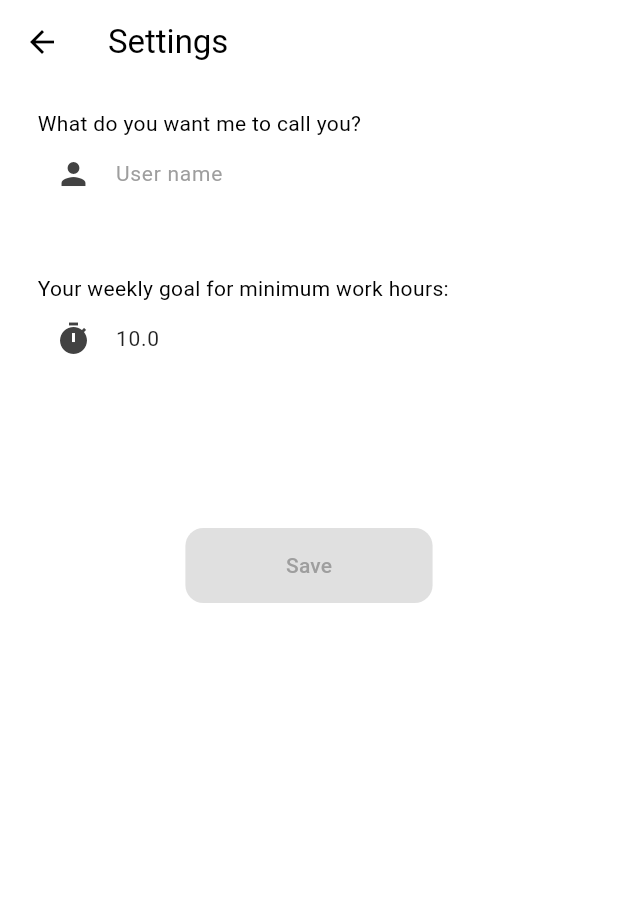
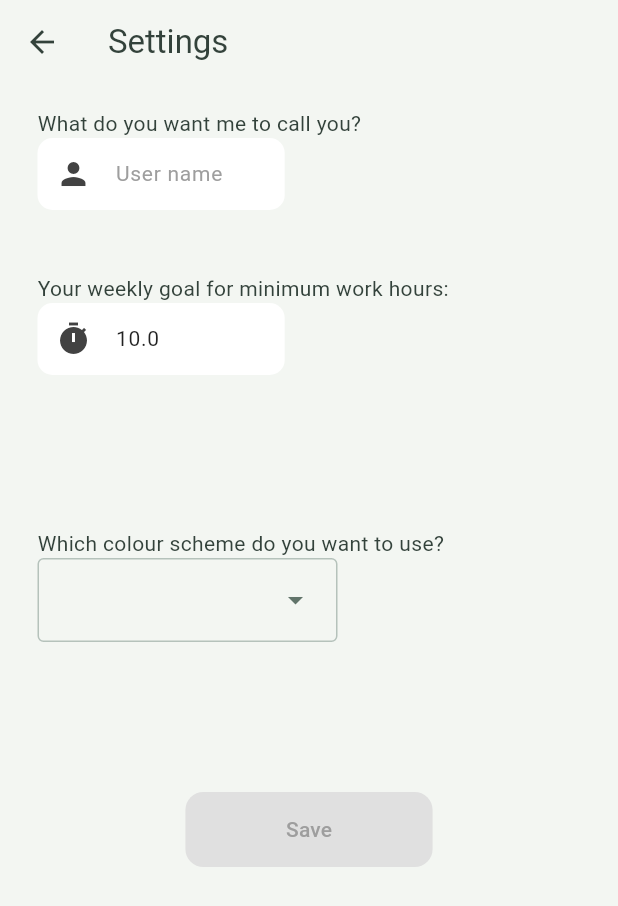
Before and after one commit to Oliphantoken/moody_tasks, a Flutter app: the SettingsScreen screen opened by its route, on a phone screen of 412 x 824 dp. Shown: the top 906 px of the screen. Run offline on Flutter 3.47's test engine with Material 3 defaults, Android fonts, the phone set to English and light mode, and no system bars; our stand-ins replace bloc, equatable, fl_chart, flutter_bloc, font_awesome_flutter, get_it and 2 more; accounts and stored records are empty.

Commit message:
FE: added light/dark themes and settings, imported clock SFX
- Added light and dark sage/mint based themes
- A dropdown menu in the settings screen to select and save theme(mode)
- The AppView class is now listening to the ConfigController to listen to theme updates and rebuild the app
- the theme is saved in the ConfigController local repository as a string

- Added new sound effects for the Pomodoro clock

- Renamed IconCredits to Credits and moved it so it includes all outsourced assets

```diff
--- a/lib/app_view.dart
+++ b/lib/app_view.dart
@@ -5,47 +5,41 @@ import 'package:moody_tasks/config/injection.dart';
 import 'features/tasks/bloc/task_bloc.dart';
 import 'package:moody_tasks/screens/home/views/main_layout.dart';
 import 'package:task_repository/domain/abstract_repos/task_repository_abstract.dart';
+import 'themes/default_theme.dart';
+import 'utils/config_controller.dart';
 
 /// The main view of the application, setting up MaterialApp and providing necessary blocs.
-/// It uses a light color scheme and initializes the TaskBloc with a LocalTaskRepository.
+/// It reads the color scheme from ConfigController, and initializes the TaskBloc with a LocalTaskRepository.
 class MyAppView extends StatelessWidget {
   const MyAppView({super.key});
 
   @override
   Widget build(BuildContext context) {
+    final configController = getIt<ConfigController>();
+
+    return AnimatedBuilder(
+      animation: configController,
+      builder: (context, _) {
 
       return BlocProvider(
           create: (context) => TaskBloc ( repository: getIt<TaskRepository>() )..add(LoadTasks()),
           child: MaterialApp(
             debugShowCheckedModeBanner: false,
             title: 'Moody Tasks',
-          theme: ThemeData(
-            colorScheme: activeScheme()
-          ),
+            theme: ThemeData( colorScheme: lightScheme, useMaterial3: true),
+            darkTheme: ThemeData(colorScheme: darkScheme, useMaterial3: true),
+            themeMode: configController.config.theme == null ||
+                        configController.config.theme!.contains('Light')
+                        ? ThemeMode.light
+                        : ThemeMode.dark,
 
             home: MainLayout(),
             onGenerateRoute: RouteGenerator.generateRoute,
           ),
         );
-
       }
 
-  ColorScheme activeScheme(){
-    var time = TimeOfDay.now();
-    if(time.isAfter(TimeOfDay(hour: 7 , minute: 00))
-    && time.isBefore(TimeOfDay(hour: 18, minute: 00)) ){
-      return ColorScheme.light(
-            //   surface: Colors.grey.shade100,
-            //   onSurface: Colors.black,
-            //   primary: Color.fromARGB(255, 69, 145, 134),
-            //   secondary: Color.fromARGB(255, 233, 208, 187),
-            //   tertiary: Color(0xFFADDBC7),
-            //   shadow:  Colors.grey.shade300,
-            //   outline: Color(0xFFAFA085),//Colors.grey.shade400,
     );
-    }else {
-      return ColorScheme.dark();
-    }
   }
 
 }
--- a/lib/config/injection.dart
+++ b/lib/config/injection.dart
@@ -50,6 +50,4 @@ void setupInjection(REPOS repo) {
     () => ConfigController(getIt<ConfigRepository>())
   );
 
-  // Add more registrations as you build features, e.g. for authentication, you might have:
-  // getIt.registerLazySingleton<AuthRepository>(() => AuthRepositoryImpl());
 }
--- a/lib/screens/home/views/settings_screen.dart
+++ b/lib/screens/home/views/settings_screen.dart
@@ -24,12 +24,14 @@ class _SettingsScreenState extends State<SettingsScreen> {
 
   late final TextEditingController _usernameController;
   late final TextEditingController _weeklyGoalController;
+  late final TextEditingController _themeController;
 
   @override
   void initState() {
     _configController = getIt<ConfigController>();
     _usernameController = TextEditingController(text: _configController.config.userName ?? '');
     _weeklyGoalController = TextEditingController(text:  _configController.config.weeklyHoursGoal?.toString() ?? '10.0');
+    _themeController = TextEditingController(text: _configController.config.theme?.toString() ?? '');
     super.initState();
   }
 
@@ -75,6 +77,19 @@ class _SettingsScreenState extends State<SettingsScreen> {
 
               Text('Your weekly goal for minimum work hours:', style: TextStyle(fontSize: 14)),
               _showTextFormfield(_weeklyGoalController, 0.4, '10', false, 10, Icons.timer, fieldType: VALIDATIONTYPE.number, keyboardType: TextInputType.numberWithOptions(decimal: true)),
+
+              SizedBox(height: 100),
+
+              Text('Which colour scheme do you want to use?', style: TextStyle(fontSize: 14)),
+              DropdownMenuFormField(
+                leadingIcon: Icon(Icons.color_lens),
+                width: 200,
+                controller: _themeController,
+                dropdownMenuEntries: [
+                  DropdownMenuEntry(value: 'Light', label: 'Light theme'),
+                  DropdownMenuEntry(value: 'Dark', label: 'Dark theme'),
+                ]
+              ),
 
               SizedBox(height: 100),
 
@@ -160,8 +175,11 @@ class _SettingsScreenState extends State<SettingsScreen> {
             await _configController.update(
               userName: _usernameController.text.trim(),
               weeklyHoursGoal: goal,
+              theme: _themeController.text.trim(),
             );
-            setState(() { saveLabel = "Saved!"; });
+            setState(() {
+              saveLabel = "Saved!";
+            });
           } catch(e) {
             print('SettingsScreen: error saving settings: $e');
           }
--- a/lib/themes/default_theme.dart
+++ b/lib/themes/default_theme.dart
@@ -1,5 +1,5 @@
 
-//import 'package:flutter/material.dart';
+import 'package:flutter/material.dart';
 
 // ThemeData {
 //        return ThemeData() {
@@ -12,3 +12,71 @@
 //           outline: Colors.grey.shade400,
 //         )
 // }
+
+const ColorScheme lightScheme = ColorScheme(
+  brightness: Brightness.light,
+  primary: Color(0xFF8BAF9A),
+  onPrimary: Color(0xFFFFFFFF),
+  primaryContainer: Color(0xFFDCE7DE),
+  onPrimaryContainer: Color(0xFF30443B),
+
+  secondary: Color(0xFFAFC8B7),
+  onSecondary: Color(0xFF25352E),
+  secondaryContainer: Color(0xFFE8F0E9),
+  onSecondaryContainer: Color(0xFF33483F),
+
+  tertiary: Color(0xFFC9D9CD),
+  onTertiary: Color(0xFF25322D),
+  tertiaryContainer: Color(0xFFEAF1EA),
+  onTertiaryContainer: Color(0xFF385047),
+
+  error: Color(0xFFB3261E),
+  onError: Color(0xFFFFFFFF),
+  errorContainer: Color(0xFFF9DEDC),
+  onErrorContainer: Color(0xFF410E0B),
+
+  surface: Color(0xFFF3F6F2),
+  onSurface: Color(0xFF33423B),
+  surfaceContainerHighest: Color(0xFFE2E9E4),
+  onSurfaceVariant: Color(0xFF61746A),
+
+  outline: Color(0xFFB5C2BB),
+  shadow: Color(0xFF000000),
+  inverseSurface: Color(0xFF2A3531),
+  onInverseSurface: Color(0xFFEEF4F0),
+  inversePrimary: Color(0xFFBFD5C7),
+);
+
+const ColorScheme darkScheme = ColorScheme(
+  brightness: Brightness.dark,
+  primary: Color(0xFF7FA08D),
+  onPrimary: Color(0xFF122019),
+  primaryContainer: Color(0xFF24362F),
+  onPrimaryContainer: Color(0xFFD8E8DF),
+
+  secondary: Color(0xFF6F8C7E),
+  onSecondary: Color(0xFF14201A),
+  secondaryContainer: Color(0xFF20312A),
+  onSecondaryContainer: Color(0xFFD5E6DD),
+
+  tertiary: Color(0xFF93AC9E),
+  onTertiary: Color(0xFF17231E),
+  tertiaryContainer: Color(0xFF26352F),
+  onTertiaryContainer: Color(0xFFE1ECE5),
+
+  error: Color(0xFFF2B8B5),
+  onError: Color(0xFF601410),
+  errorContainer: Color(0xFF8C1D18),
+  onErrorContainer: Color(0xFFF9DEDC),
+
+  surface: Color(0xFF0F1714),
+  onSurface: Color(0xFFE7F0EA),
+  surfaceContainerHighest: Color(0xFF1D2925),
+  onSurfaceVariant: Color(0xFFAAB9B0),
+
+  outline: Color(0xFF74877D),
+  shadow: Color(0xFF000000),
+  inverseSurface: Color(0xFFE7F0EA),
+  onInverseSurface: Color(0xFF1B2420),
+  inversePrimary: Color(0xFF4E6B5D),
+);
--- a/lib/utils/config_controller.dart
+++ b/lib/utils/config_controller.dart
@@ -22,6 +22,7 @@ class ConfigController extends ChangeNotifier {
     String? userName,
     String? selectedMood,
     double? weeklyHoursGoal,
+    String? theme,
     DateTime? timeSinceLastMoodSelection,
     bool? isMoodScreenFirstUse,
     bool? isTaskListScreenFirstUse,
@@ -31,6 +32,7 @@ class ConfigController extends ChangeNotifier {
       userName: userName,
       selectedMood: selectedMood,
       weeklyHoursGoal: weeklyHoursGoal,
+      theme : theme,
       timeSinceLastMoodSelection: timeSinceLastMoodSelection,
       isMoodScreenFirstUse: isMoodScreenFirstUse,
       isTaskListScreenFirstUse: isTaskListScreenFirstUse,
@@ -40,6 +42,5 @@ class ConfigController extends ChangeNotifier {
     await _repo.saveAllAppConfigs(newConfig);
     _config = newConfig;
     notifyListeners();
-
   }
 }
--- a/packages/config_repository/lib/data/models/config_model.dart
+++ b/packages/config_repository/lib/data/models/config_model.dart
@@ -4,6 +4,7 @@ class ConfigModel {
   String? userName;
   String? selectedMood;
   double? weeklyHoursGoal;
+  String? theme;
   int? timeSinceLastMoodSelectionInt;
   bool? isMoodScreenFirstUse;
   bool? isTaskListScreenFirstUse;
@@ -14,6 +15,7 @@ class ConfigModel {
     this.userName,
     this.selectedMood,
     this.weeklyHoursGoal,
+    this.theme,
     this.timeSinceLastMoodSelectionInt,
     this.isMoodScreenFirstUse,
     this.isTaskListScreenFirstUse,
@@ -25,6 +27,7 @@ class ConfigModel {
       userName: json['userName'] as String?,
       selectedMood: json['selectedMood'] as String?,
       weeklyHoursGoal: (json['weeklyHoursGoal'] as num?)?.toDouble(),
+      theme: json['theme'] as String?,
       timeSinceLastMoodSelectionInt: json['timeSinceLastMoodSelectionInt'] as int?,
       isMoodScreenFirstUse: json['isMoodScreenFirstUse'] as bool?,
       isPomodoroScreenFirstUse: json['isPomodoroScreenFirstUse'] as bool?,
@@ -37,6 +40,7 @@ class ConfigModel {
       'userName': userName,
       'selectedMood': selectedMood,
       'weeklyHoursGoal': weeklyHoursGoal,
+      'theme': theme,
       'timeSinceLastMoodSelectionInt': timeSinceLastMoodSelectionInt,
       'isMoodScreenFirstUse': isMoodScreenFirstUse,
       'isPomodoroScreenFirstUse': isPomodoroScreenFirstUse,
@@ -49,6 +53,7 @@ class ConfigModel {
       userName: userName,
       selectedMood: selectedMood,
       weeklyHoursGoal: weeklyHoursGoal,
+      theme: theme,
       timeSinceLastMoodSelection: timeSinceLastMoodSelectionInt != null
       ? DateTime.fromMillisecondsSinceEpoch(timeSinceLastMoodSelectionInt!)
       : null,
@@ -64,6 +69,7 @@ class ConfigModel {
       userName: entity.userName,
       selectedMood: entity.selectedMood,
       weeklyHoursGoal: entity.weeklyHoursGoal,
+      theme: entity.theme,
       timeSinceLastMoodSelectionInt: entity.timeSinceLastMoodSelection?.millisecondsSinceEpoch,
       isMoodScreenFirstUse: entity.isMoodScreenFirstUse,
       isPomodoroScreenFirstUse: entity.isPomodoroScreenFirstUse,
--- a/packages/config_repository/lib/domain/entities/config.dart
+++ b/packages/config_repository/lib/domain/entities/config.dart
@@ -2,6 +2,7 @@ class Config {
   String? userName;
   String? selectedMood;
   double? weeklyHoursGoal;
+  String? theme;
   DateTime? timeSinceLastMoodSelection;
   bool? isMoodScreenFirstUse;
   bool? isTaskListScreenFirstUse;
@@ -12,6 +13,7 @@ class Config {
     this.userName,
     this.selectedMood,
     this.weeklyHoursGoal,
+    this.theme,
     this.timeSinceLastMoodSelection,
     this.isMoodScreenFirstUse,
     this.isTaskListScreenFirstUse,
@@ -19,11 +21,12 @@ class Config {
   });
 
   Config copyWith({DateTime? timeSinceLastMoodSelection, String? userName, String? selectedMood, double? weeklyHoursGoal,
-  bool? isMoodScreenFirstUse, bool? isTaskListScreenFirstUse, bool? isPomodoroScreenFirstUse,}){
+  String? theme, bool? isMoodScreenFirstUse, bool? isTaskListScreenFirstUse, bool? isPomodoroScreenFirstUse,}){
     return Config(
       userName: userName ?? this.userName,
       selectedMood: selectedMood ?? this.selectedMood,
       weeklyHoursGoal: weeklyHoursGoal ?? this.weeklyHoursGoal,
+      theme: theme ?? this.theme,
       timeSinceLastMoodSelection: timeSinceLastMoodSelection ?? this.timeSinceLastMoodSelection,
       isMoodScreenFirstUse: isMoodScreenFirstUse ?? this.isMoodScreenFirstUse,
       isPomodoroScreenFirstUse: isPomodoroScreenFirstUse ?? this.isPomodoroScreenFirstUse,
```
Also changed, not shown: assets/credits.txt (renamed from assets/icons/IconCredit.txt, +8 -0 lines), lib/features/moods/views/mood_screen.dart (+4 -4 lines), 2 other files. Lines whose indentation alone changed are shown as unchanged.
